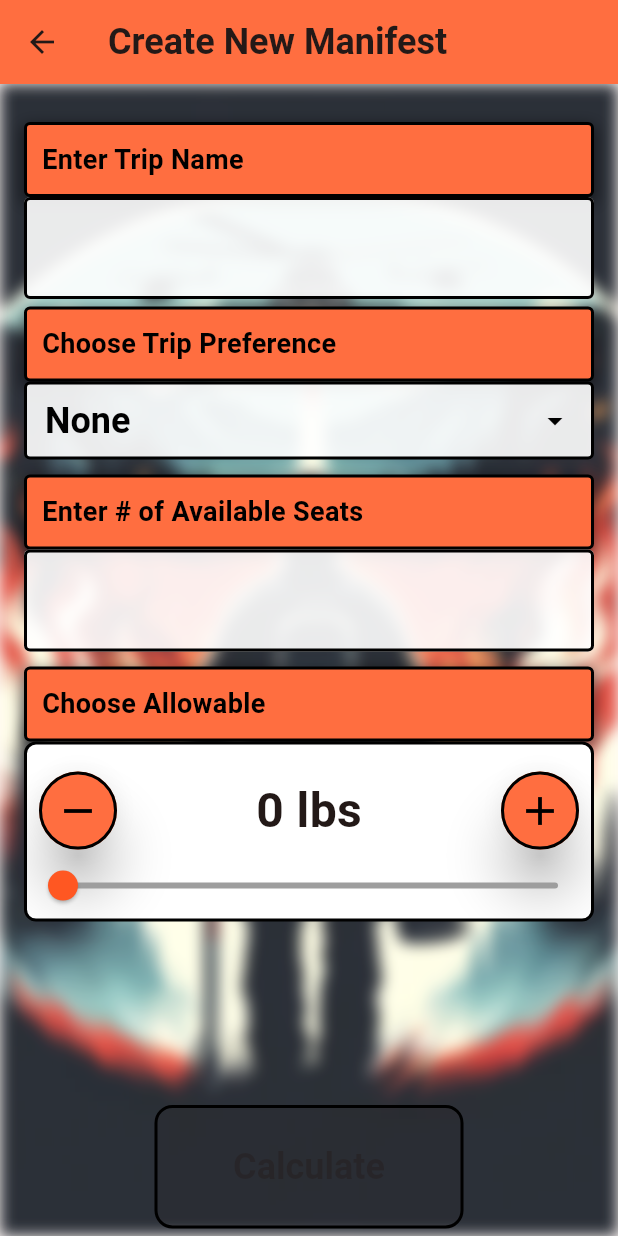
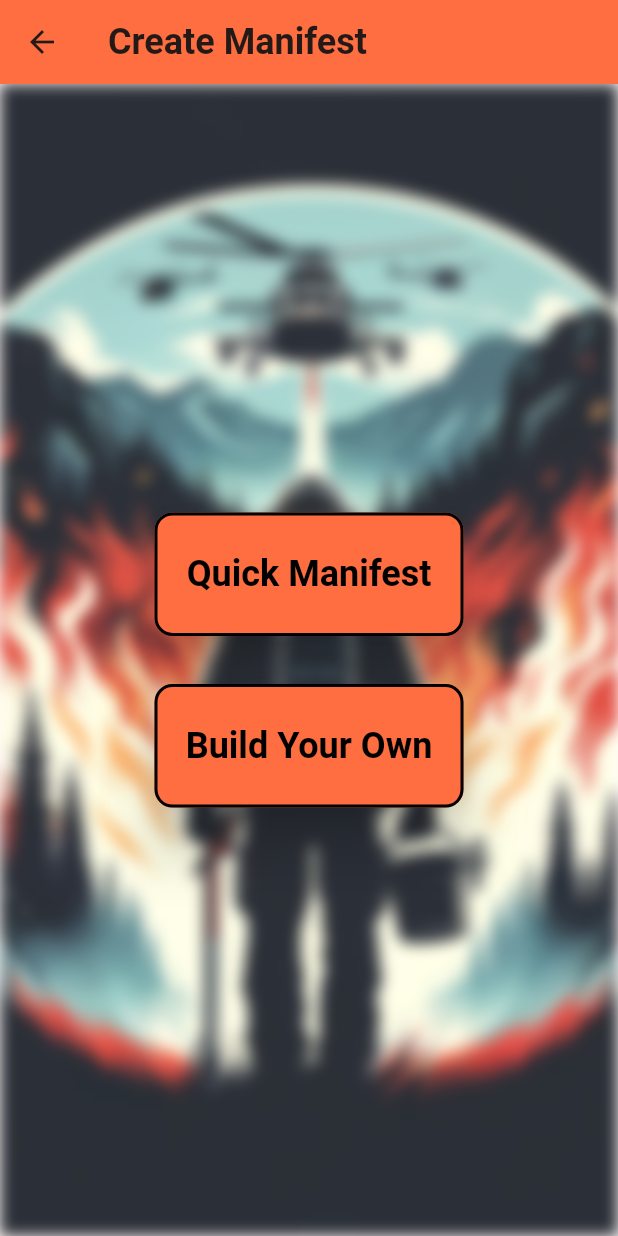
Before and after one commit to dawsonnash/fire_manifest_app, a Flutter app: the screen it shows after launch, after a tap on "Manifest", on a phone screen of 412 x 824 dp. Run offline on Flutter 3.47's test engine with Material 3 defaults, Android fonts, the phone set to English and light mode, and no system bars; our stand-ins replace font_awesome_flutter, hive, hive_flutter; accounts and stored records are empty.

Commit message:
Added a beta drag and drop build your manifest page.
Is missing guard rail features to prevent invalid trips, as well as stylistic features

```diff
--- /dev/null
+++ b/lib/05_manifest.dart
@@ -0,0 +1,104 @@
+import 'dart:ui';
+import 'package:fire_app/05_create_new_manifest.dart';
+import 'package:fire_app/05_define_constraints_manifest.dart';
+import 'package:flutter/material.dart';
+
+
+class ManifestHome extends StatelessWidget {
+  const ManifestHome({super.key});
+
+  @override
+  Widget build(BuildContext context) {
+
+    final ButtonStyle style =
+    ElevatedButton.styleFrom(
+        foregroundColor: Colors.black,
+        textStyle: const TextStyle(fontSize: 24, fontWeight: FontWeight.bold),
+        backgroundColor: Colors.deepOrangeAccent,
+        padding: const EdgeInsets.symmetric(horizontal: 20, vertical: 10),
+        //surfaceTintColor: Colors.grey,
+        elevation: 15,
+        shadowColor: Colors.black,
+        side: const BorderSide(color: Colors.black, width: 2),
+        shape: RoundedRectangleBorder(
+            borderRadius: BorderRadius.circular(12)),
+        // Maybe change? Dynamic button size based on screen size
+        fixedSize: Size(MediaQuery.of(context).size.width / 2, MediaQuery.of(context).size.height / 10)
+    );
+
+    return Scaffold(
+      appBar: AppBar(
+        backgroundColor: Colors.deepOrangeAccent,
+        title: const Text(
+          'Create Manifest',
+          style: TextStyle(fontSize: 24, fontWeight: FontWeight.bold),
+        ),
+      ),
+      body: Column(
+        mainAxisAlignment: MainAxisAlignment.start,
+        children: [
+          Expanded( // Takes up all available space
+            child: Stack(
+              children: [
+                Container(
+                  child: ImageFiltered(
+                      imageFilter: ImageFilter.blur(sigmaX: 5.0, sigmaY: 5.0), // Blur effect
+                      child: Image.asset('assets/images/logo1.png',
+                        fit: BoxFit.cover, // Cover  entire background
+                        width: double.infinity,
+                        height: double.infinity,
+                      )
+                  ),
+                ),
+                Container(
+                  width: double.infinity,
+                  height: double.infinity,
+                  color: Colors.white.withOpacity(0.1),
+                  child: Column(
+
+                    mainAxisAlignment: MainAxisAlignment.center,
+                    children: [
+
+                      Padding(
+                        padding: const EdgeInsets.all(16.0),
+                        child: ElevatedButton(
+                            onPressed: () {
+                              Navigator.push(
+                                context,
+                                MaterialPageRoute(builder: (context) => const CreateNewManifest()),
+                              );
+                            },
+                            style: style,
+                            child: const Text(
+                              'Quick Manifest',
+                              textAlign: TextAlign.center,
+                            )
+                        ),
+                      ),
+                      Padding(
+                        padding: const EdgeInsets.all(16.0),
+                        child: ElevatedButton(
+                            onPressed: () {
+                              Navigator.push(
+                                context,
+                                MaterialPageRoute(builder: (context) => const DesignNewManifest()),
+                              );
+                            },
+                            style: style,
+                            child: const Text(
+                              'Build Your Own',
+                              textAlign: TextAlign.center,
+                            )
+                        ),
+                      ),
+                    ],
+                  ),
+                ),
+              ],
+            ),
+          ),
+        ],
+      ),
+    );
+  }
+}
--- a/lib/main.dart
+++ b/lib/main.dart
@@ -1,4 +1,4 @@
-import 'package:fire_app/05_create_new_manifest.dart';
+import 'package:fire_app/05_manifest.dart';
 import 'package:fire_app/06_saved_trips.dart';
 import 'package:flutter/material.dart';
 import '../01_edit_crew.dart';
@@ -155,7 +155,7 @@ class _MyHomePageState extends State<MyHomePage> {
                             onPressed: () {
                               Navigator.push(
                                 context,
-                                MaterialPageRoute(builder: (context) => const CreateNewManifest()),
+                                MaterialPageRoute(builder: (context) => const ManifestHome()),
                               );
                               },
                             style: style,
```
Also changed, not shown: lib/05_build_your_own_manifest.dart (added, +328 -0 lines), lib/05_define_constraints_manifest.dart (added, +299 -0 lines).
